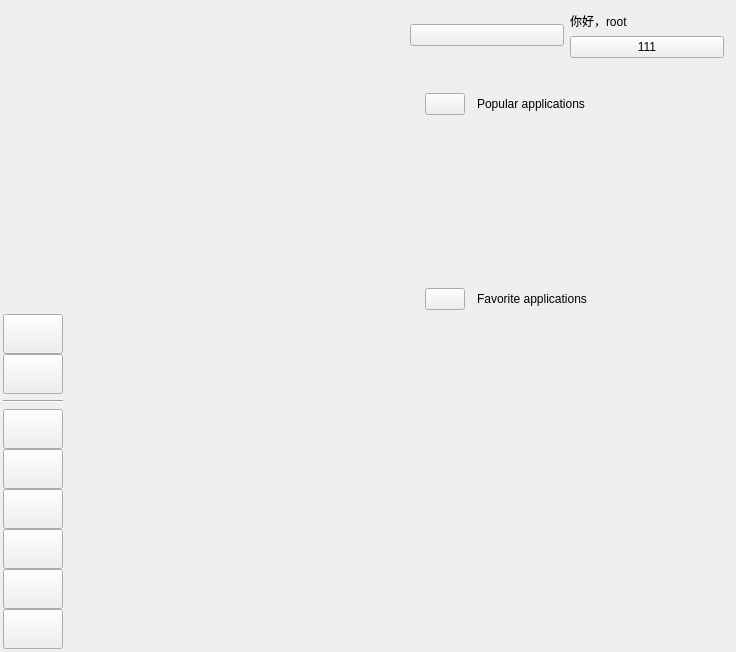
Old version of the form plugins/menu/window.ui in the repository openeuler-mirror/kiran-shell.
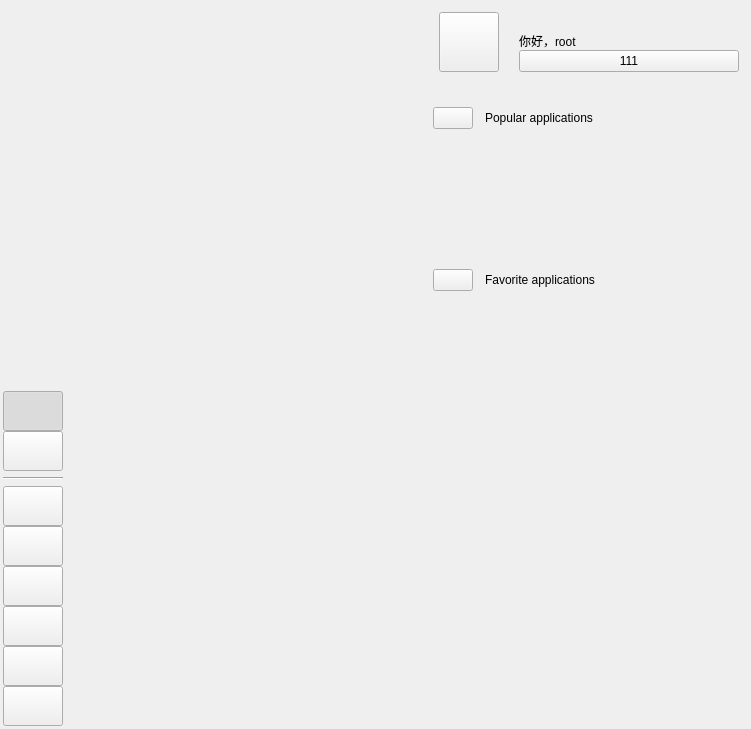
New version of the form. Icons and pictures are not drawn. Custom widgets are drawn as their Qt base class.

Diff of the .ui file:
```diff
--- a/plugins/menu/window.ui
+++ b/plugins/menu/window.ui
@@ -6,8 +6,8 @@
    <rect>
     <x>0</x>
     <y>0</y>
-    <width>736</width>
-    <height>652</height>
+    <width>751</width>
+    <height>729</height>
    </rect>
   </property>
   <property name="windowTitle">
@@ -81,7 +81,13 @@
          <number>0</number>
         </property>
         <item>
-         <widget class="QPushButton" name="m_btnAppsOverview">
+         <widget class="StyledButton" name="m_btnAppsOverview">
+          <property name="sizePolicy">
+           <sizepolicy hsizetype="Expanding" vsizetype="Fixed">
+            <horstretch>0</horstretch>
+            <verstretch>0</verstretch>
+           </sizepolicy>
+          </property>
           <property name="minimumSize">
            <size>
             <width>0</width>
@@ -104,10 +110,22 @@
            <iconset theme="ks-menu-apps-list-symbolic">
             <normaloff>../../../../.designer/backup</normaloff>../../../../.designer/backup</iconset>
           </property>
+          <property name="checkable">
+           <bool>true</bool>
+          </property>
+          <property name="checked">
+           <bool>true</bool>
+          </property>
          </widget>
         </item>
         <item>
-         <widget class="QPushButton" name="m_btnRecentFilesOverview">
+         <widget class="StyledButton" name="m_btnRecentFilesOverview">
+          <property name="sizePolicy">
+           <sizepolicy hsizetype="Expanding" vsizetype="Fixed">
+            <horstretch>0</horstretch>
+            <verstretch>0</verstretch>
+           </sizepolicy>
+          </property>
           <property name="minimumSize">
            <size>
             <width>0</width>
@@ -130,6 +148,9 @@
            <iconset theme="ks-menu-recent-files-symbolic">
             <normaloff>../../../../.designer/backup</normaloff>../../../../.designer/backup</iconset>
           </property>
+          <property name="checkable">
+           <bool>true</bool>
+          </property>
          </widget>
         </item>
        </layout>
@@ -147,7 +168,13 @@
          <number>0</number>
         </property>
         <item>
-         <widget class="QPushButton" name="m_btnRunCommand">
+         <widget class="StyledButton" name="m_btnRunCommand">
+          <property name="sizePolicy">
+           <sizepolicy hsizetype="Expanding" vsizetype="Fixed">
+            <horstretch>0</horstretch>
+            <verstretch>0</verstretch>
+           </sizepolicy>
+          </property>
           <property name="minimumSize">
            <size>
             <width>0</width>
@@ -170,10 +197,19 @@
            <iconset theme="ks-menu-run-command-symbolic">
             <normaloff>../../../../.designer/backup</normaloff>../../../../.designer/backup</iconset>
           </property>
+          <property name="checkable">
+           <bool>false</bool>
+          </property>
          </widget>
         </item>
         <item>
-         <widget class="QPushButton" name="m_btnSearchFiles">
+         <widget class="StyledButton" name="m_btnSearchFiles">
+          <property name="sizePolicy">
+           <sizepolicy hsizetype="Expanding" vsizetype="Fixed">
+            <horstretch>0</horstretch>
+            <verstretch>0</verstretch>
+           </sizepolicy>
+          </property>
           <property name="minimumSize">
            <size>
             <width>0</width>
@@ -196,10 +232,19 @@
            <iconset theme="ks-menu-search-files-symbolic">
             <normaloff>../../../../.designer/backup</normaloff>../../../../.designer/backup</iconset>
           </property>
+          <property name="checkable">
+           <bool>false</bool>
+          </property>
          </widget>
         </item>
         <item>
-         <widget class="QPushButton" name="m_btnHomeDir">
+         <widget class="StyledButton" name="m_btnHomeDir">
+          <property name="sizePolicy">
+           <sizepolicy hsizetype="Expanding" vsizetype="Fixed">
+            <horstretch>0</horstretch>
+            <verstretch>0</verstretch>
+           </sizepolicy>
+          </property>
           <property name="minimumSize">
            <size>
             <width>0</width>
@@ -222,10 +267,19 @@
            <iconset theme="ks-menu-home-dir-symbolic">
             <normaloff>../../../../.designer/backup</normaloff>../../../../.designer/backup</iconset>
           </property>
+          <property name="checkable">
+           <bool>false</bool>
+          </property>
          </widget>
         </item>
         <item>
-         <widget class="QPushButton" name="m_btnSettings">
+         <widget class="StyledButton" name="m_btnSettings">
+          <property name="sizePolicy">
+           <sizepolicy hsizetype="Expanding" vsizetype="Fixed">
+            <horstretch>0</horstretch>
+            <verstretch>0</verstretch>
+           </sizepolicy>
+          </property>
           <property name="minimumSize">
            <size>
             <width>0</width>
@@ -248,10 +302,19 @@
            <iconset theme="ks-menu-settings-symbolic">
             <normaloff>../../../../.designer/backup</normaloff>../../../../.designer/backup</iconset>
           </property>
+          <property name="checkable">
+           <bool>false</bool>
+          </property>
          </widget>
         </item>
         <item>
-         <widget class="QPushButton" name="m_btnSystemMonitor">
+         <widget class="StyledButton" name="m_btnSystemMonitor">
+          <property name="sizePolicy">
+           <sizepolicy hsizetype="Expanding" vsizetype="Fixed">
+            <horstretch>0</horstretch>
+            <verstretch>0</verstretch>
+           </sizepolicy>
+          </property>
           <property name="minimumSize">
            <size>
             <width>0</width>
@@ -274,10 +337,19 @@
            <iconset theme="ks-menu-system-monitor-symbolic">
             <normaloff>../../../../.designer/backup</normaloff>../../../../.designer/backup</iconset>
           </property>
+          <property name="checkable">
+           <bool>false</bool>
+          </property>
          </widget>
         </item>
         <item>
-         <widget class="QPushButton" name="m_btnPower">
+         <widget class="StyledButton" name="m_btnPower">
+          <property name="sizePolicy">
+           <sizepolicy hsizetype="Expanding" vsizetype="Fixed">
+            <horstretch>0</horstretch>
+            <verstretch>0</verstretch>
+           </sizepolicy>
+          </property>
           <property name="minimumSize">
            <size>
             <width>0</width>
@@ -300,6 +372,9 @@
            <iconset theme="ks-menu-power-symbolic">
             <normaloff>../../../../.designer/backup</normaloff>../../../../.designer/backup</iconset>
           </property>
+          <property name="checkable">
+           <bool>false</bool>
+          </property>
          </widget>
         </item>
        </layout>
@@ -335,10 +410,22 @@
       <item>
        <widget class="QWidget" name="m_widgetUserInfo" native="true">
         <layout class="QGridLayout" name="gridLayout_2">
+         <property name="leftMargin">
+          <number>30</number>
+         </property>
+         <property name="horizontalSpacing">
+          <number>20</number>
+         </property>
          <item row="0" column="1">
           <layout class="QVBoxLayout" name="verticalLayout_6">
-           <item>
+           <item alignment="Qt::AlignBottom">
             <widget class="QLabel" name="m_labelUserName">
+             <property name="sizePolicy">
+              <sizepolicy hsizetype="Expanding" vsizetype="Preferred">
+               <horstretch>0</horstretch>
+               <verstretch>0</verstretch>
+              </sizepolicy>
+             </property>
              <property name="text">
               <string>你好，root</string>
              </property>
@@ -349,12 +436,27 @@
              <property name="text">
               <string>111</string>
              </property>
+             <property name="checkable">
+              <bool>false</bool>
+             </property>
             </widget>
            </item>
           </layout>
          </item>
-         <item row="0" column="0">
+         <item row="0" column="0" alignment="Qt::AlignLeft">
           <widget class="QPushButton" name="m_btnUserPhoto">
+           <property name="minimumSize">
+            <size>
+             <width>60</width>
+             <height>60</height>
+            </size>
+           </property>
+           <property name="maximumSize">
+            <size>
+             <width>60</width>
+             <height>60</height>
+            </size>
+           </property>
            <property name="text">
             <string/>
            </property>
@@ -371,7 +473,16 @@
       </item>
       <item>
        <widget class="QWidget" name="m_widgetPopularApp" native="true">
+        <property name="maximumSize">
+         <size>
+          <width>16777215</width>
+          <height>160</height>
+         </size>
+        </property>
         <layout class="QVBoxLayout" name="verticalLayout_2" stretch="0,1">
+         <property name="bottomMargin">
+          <number>0</number>
+         </property>
          <item>
           <layout class="QHBoxLayout" name="horizontalLayout_2" stretch="0,1">
            <property name="spacing">
@@ -387,7 +498,7 @@
             <number>15</number>
            </property>
            <property name="bottomMargin">
-            <number>15</number>
+            <number>0</number>
            </property>
            <item>
             <widget class="QPushButton" name="m_btnPopularAppIcon">
@@ -437,7 +548,7 @@
             <number>15</number>
            </property>
            <property name="bottomMargin">
-            <number>15</number>
+            <number>0</number>
            </property>
            <item>
             <widget class="QPushButton" name="m_btnFavoriteAppIcon">
@@ -477,27 +588,11 @@
              <rect>
               <x>0</x>
               <y>0</y>
-              <width>314</width>
-              <height>294</height>
+              <width>321</width>
+              <height>412</height>
              </rect>
             </property>
-            <layout class="QGridLayout" name="m_gridLayoutFavoriteApp">
-             <property name="leftMargin">
-              <number>0</number>
-             </property>
-             <property name="topMargin">
-              <number>0</number>
-             </property>
-             <property name="rightMargin">
-              <number>0</number>
-             </property>
-             <property name="bottomMargin">
-              <number>0</number>
-             </property>
-             <property name="spacing">
-              <number>6</number>
-             </property>
-            </layout>
+            <layout class="QGridLayout" name="m_gridLayoutFavoriteApp"/>
            </widget>
           </widget>
          </item>
@@ -509,6 +604,13 @@
    </item>
   </layout>
  </widget>
+ <customwidgets>
+  <customwidget>
+   <class>StyledButton</class>
+   <extends>QPushButton</extends>
+   <header>lib/widgets/styled-button.h</header>
+  </customwidget>
+ </customwidgets>
  <resources/>
  <connections/>
 </ui>
```
Left out of the diff: 10 changed lines with no effect on the pictures.
